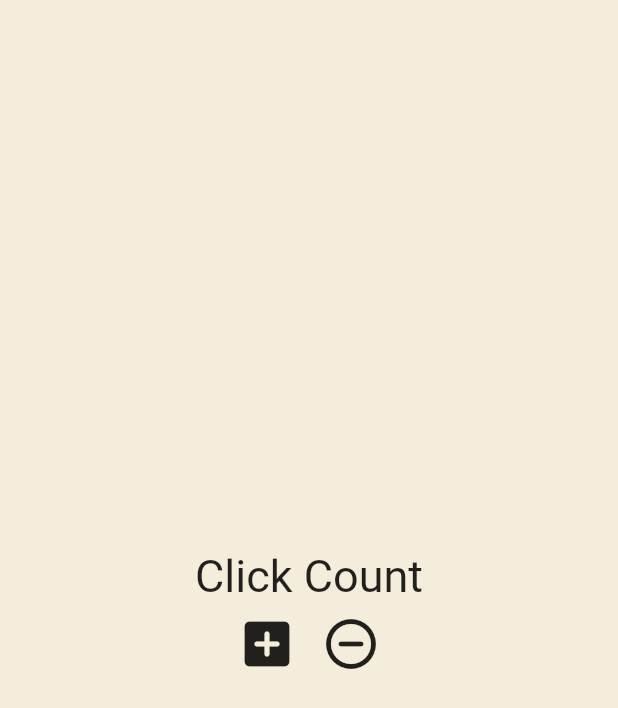
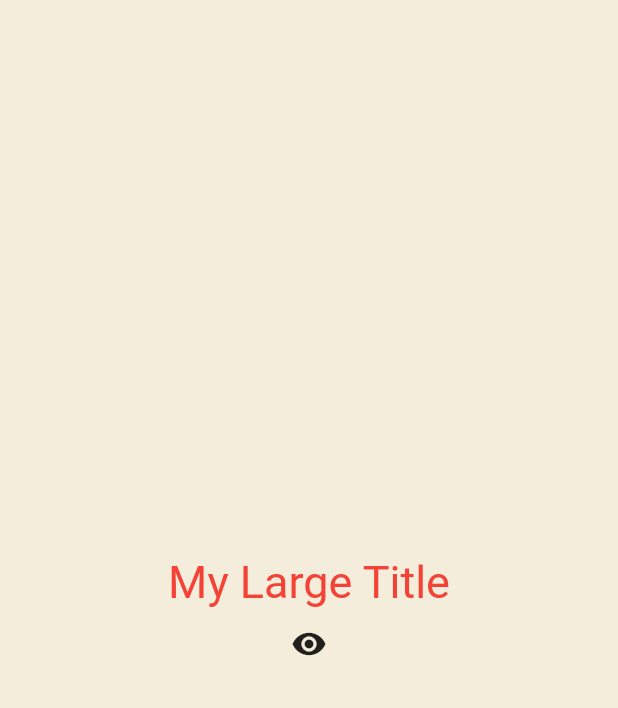
Before and after one commit to loupdaniel/Flutter-StatefulWidget-Training, a Flutter app: the screen it shows after launch, on a phone screen of 412 x 824 dp. Shown: the top 708 px of the screen. Run offline on Flutter 3.47's test engine with Material 2 defaults, Android fonts, the phone set to English and light mode, and no system bars.

Commit message:
3rd save(19:23)

```diff
--- a/lib/main.dart
+++ b/lib/main.dart
@@ -9,6 +9,7 @@ class App extends StatefulWidget {
   State<App> createState() => _AppState();
 }
 
+/*
 // the state of the stateful widget is the one that holds the data and the ui of the widget
 class _AppState extends State<App> {
   List<int> numbers = [];
@@ -17,15 +18,24 @@ class _AppState extends State<App> {
 
   void onClickedPlus() {
     setState(() {
-      numbers.add(numbers.length);
+      numbers
+          .add(numbers.length); // length == The number of objects in this list
     }); //setState function is a function that we use to notify our state class that the data has changed
   }
 
   void onClickedMinus() {
     setState(() {
-      numbers.remove(numbers.length);
+      numbers.remove(numbers.length - 1);
     }); //setState function is a function that we use to notify our state class that the data has changed
   }
+
+/*
+  void onClickedMinus() {
+    setState(() {
+      numbers.removeLast();
+    });
+  }
+*/
 
   @override
   Widget build(BuildContext context) {
@@ -64,3 +74,86 @@ class _AppState extends State<App> {
     );
   }
 }
+*/
+
+//#4.3 BuildContext (10:18) & #4.4 Widget Lifecylce (07:18)
+class _AppState extends State<App> {
+  bool showTitle = true;
+
+  void toggleTitle() {
+    setState(() {
+      showTitle = !showTitle;
+    });
+  }
+
+  @override
+  Widget build(BuildContext context) {
+    // build makes the UI that your widget outputs
+    // the BuildContext gives you the location of your widget in the widget tree
+    // the context contains information about the widget tree and it's very useful because it alows us to get data from a very far away father
+    return MaterialApp(
+      theme: ThemeData(
+        // Default visual properties, like colors fonts and shapes, for this app's material widgets.
+        textTheme: const TextTheme(
+          titleLarge: TextStyle(
+            color: Colors.red,
+          ),
+        ),
+      ),
+      home: Scaffold(
+        backgroundColor: const Color(0xFFF4EDDB),
+        body: Center(
+          child: Column(
+            mainAxisAlignment: MainAxisAlignment.center,
+            children: [
+              showTitle ? const MyLargeTitle() : const Text('nothing'),
+              IconButton(
+                onPressed: toggleTitle,
+                icon: const Icon(Icons.remove_red_eye),
+              ),
+            ],
+          ),
+        ),
+      ),
+    );
+  }
+}
+
+class MyLargeTitle extends StatefulWidget {
+  const MyLargeTitle({
+    Key? key,
+  }) : super(key: key);
+
+  @override
+  State<MyLargeTitle> createState() => _MyLargeTitleState();
+}
+
+class _MyLargeTitleState extends State<MyLargeTitle> {
+  @override
+  void initState() {
+    // It's used to initialize our state
+    // TODO: implement initState
+    super.initState();
+    print('hello!');
+  } // when sometimes your widget needs to initialize some data that depends on the parents, you will use the initState
+  // initState method is always called(ran) before the build method and it's always called once
+
+  @override
+  void dispose() {
+    // TODO: implement dispose
+    super.dispose();
+    print('dispose!');
+  } // dispose method is a method that gets called when the widget is being removed from the screen
+  //dispose method is where we are going to cancel things we want to cancel things before our widget is removed from the widget tree
+
+  @override
+  Widget build(BuildContext context) {
+    return Text(
+      'My Large Title',
+      style: TextStyle(
+        fontSize: 30,
+        color: Theme.of(context).textTheme.titleLarge?.color,
+      ),
+    );
+  }
+}
```
